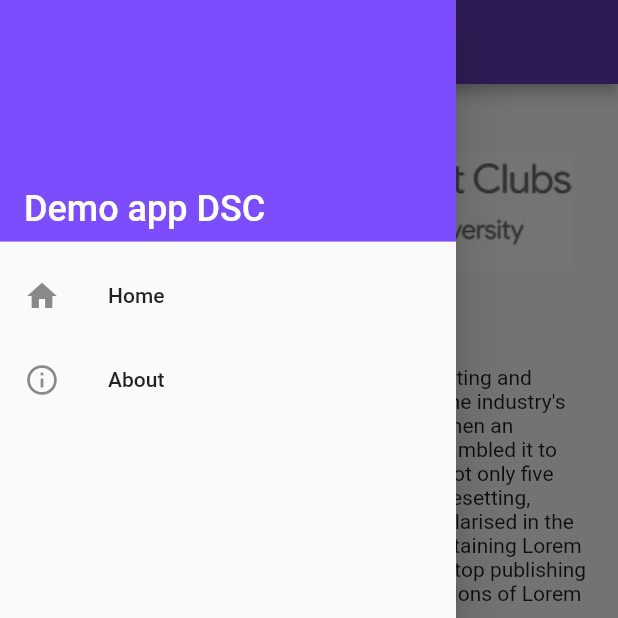
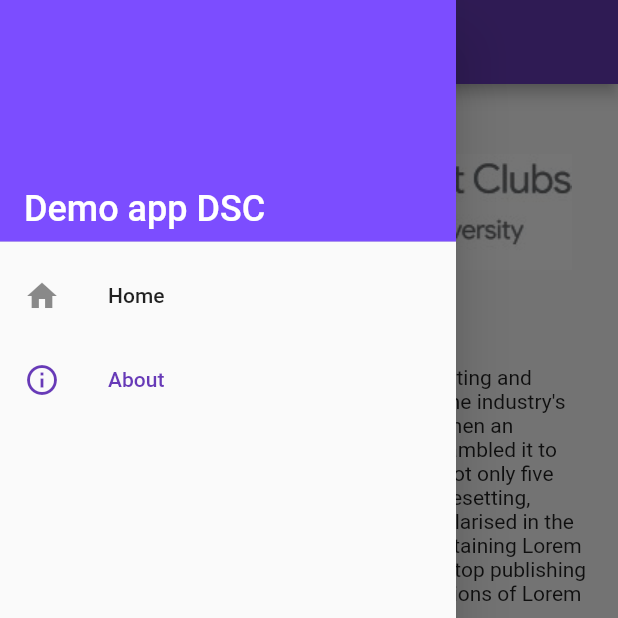
Before and after one commit to JPGarCar/flutter_cluster_task_dsc, a Flutter app: the screen it shows after launch, with the side drawer open, on a phone screen of 412 x 824 dp, the top half of it. Run offline on Flutter 3.47's test engine with Material 2 defaults, Android fonts, the phone set to English and light mode, and no system bars.

Commit message:
More UI improvements.

```diff
--- a/lib/screens/about_screen.dart
+++ b/lib/screens/about_screen.dart
@@ -1,4 +1,5 @@
 import 'package:flutter/material.dart';
+import 'package:flutter_cluster_task/constants.dart';
 import 'package:flutter_cluster_task/widgets/app_drawer.dart';
 import 'package:url_launcher/url_launcher.dart';
 
@@ -64,7 +65,12 @@ class _AboutScreenState extends State<AboutScreen> {
                         child: Text(textDisplayed),
                       ),
                       // Button
-                      MaterialButton(
+                      RaisedButton(
+                        textColor: mainColor,
+                        color: Colors.white,
+                        shape: RoundedRectangleBorder(
+                          borderRadius: BorderRadius.circular(10),
+                        ),
                         onPressed: buttonOnPressed,
                         child: Text(buttonText),
                       )
--- a/lib/widgets/app_drawer.dart
+++ b/lib/widgets/app_drawer.dart
@@ -42,12 +42,16 @@ class AppDrawer extends StatelessWidget {
                 ),
                 // List of Children Buttons
                 ListTile(
+                  selected:
+                      ModalRoute.of(context).settings.name == 'HomeScreen',
                   leading: Icon(Icons.home),
                   title: Text('Home'),
                   onTap: () =>
                       Navigator.popAndPushNamed(context, HomeScreen.screenId),
                 ),
                 ListTile(
+                  selected:
+                      ModalRoute.of(context).settings.name == 'AboutScreen',
                   leading: Icon(Icons.info_outline),
                   title: Text('About'),
                   onTap: () =>
```
